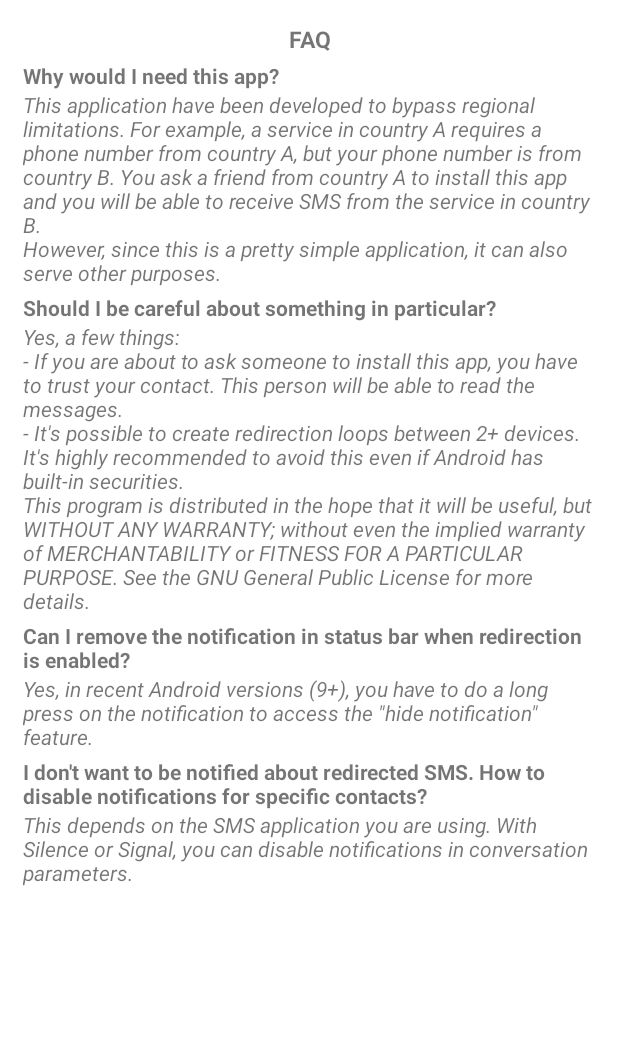
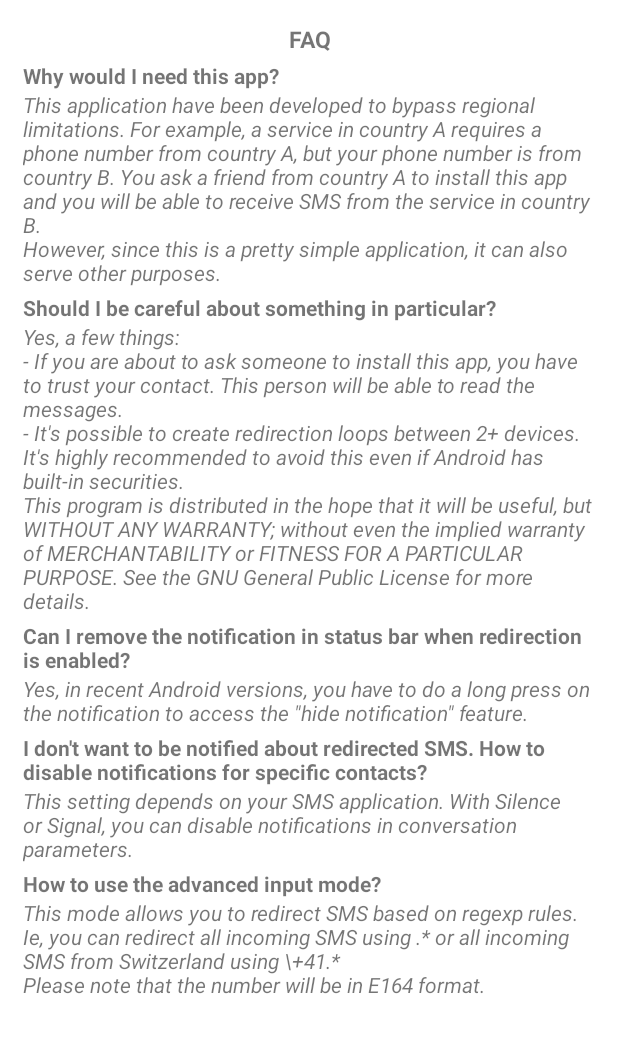
Before and after one commit to pierreduchemin/smsforward, an Android app: the AboutActivity screen opened directly, with no data from a screen before it, on a phone screen of 412 x 824 dp, the part 84-1137 px from its top. Run offline under Robolectric (Android 15) with nearby library versions, the phone set to English and light mode, and no system bars; libraries missing offline, so code that uses them is left out: mehdi.sakout.aboutpage; 5 statements that could not run were skipped.

Commit message:
feat: add help about regexp

```diff
--- a/app/src/main/res/layout/activity_about.xml
+++ b/app/src/main/res/layout/activity_about.xml
@@ -101,6 +101,19 @@
                         android:text="@string/about_answer4"
                         android:textStyle="italic" />
 
+                <TextView
+                        android:layout_marginTop="4dp"
+                        android:layout_width="match_parent"
+                        android:layout_height="wrap_content"
+                        android:text="@string/about_question5"
+                        android:textStyle="bold" />
+
+                <TextView
+                        android:layout_width="match_parent"
+                        android:layout_height="wrap_content"
+                        android:text="@string/about_answer5"
+                        android:textStyle="italic" />
+
             </LinearLayout>
         </LinearLayout>
     </ScrollView>
--- a/app/src/main/res/values/strings.xml
+++ b/app/src/main/res/values/strings.xml
@@ -36,9 +36,11 @@
     <string name="about_question2">Should I be careful about something in particular?</string>
     <string name="about_answer2">Yes, a few things:\n- If you are about to ask someone to install this app, you have to trust your contact. This person will be able to read the messages.\n- It\'s possible to create redirection loops between 2+ devices. It\'s highly recommended to avoid this even if Android has built-in securities.\nThis program is distributed in the hope that it will be useful, but WITHOUT ANY WARRANTY; without even the implied warranty of MERCHANTABILITY or FITNESS FOR A PARTICULAR PURPOSE. See the GNU General Public License for more details.</string>
     <string name="about_question3">Can I remove the notification in status bar when redirection is enabled?</string>
-    <string name="about_answer3">Yes, in recent Android versions (9+), you have to do a long press on the notification to access the \"hide notification\" feature.</string>
+    <string name="about_answer3">Yes, in recent Android versions, you have to do a long press on the notification to access the \"hide notification\" feature.</string>
     <string name="about_question4">I don\'t want to be notified about redirected SMS. How to disable notifications for specific contacts?</string>
-    <string name="about_answer4">This depends on the SMS application you are using. With Silence or Signal, you can disable notifications in conversation parameters.</string>
+    <string name="about_answer4">This setting depends on your SMS application. With Silence or Signal, you can disable notifications in conversation parameters.</string>
+    <string name="about_question5">How to use the advanced input mode?</string>
+    <string name="about_answer5">This mode allows you to redirect SMS based on regexp rules. Ie, you can redirect all incoming SMS using .* or all incoming SMS from Switzerland using \\+41.*\nPlease note that the number will be in E164 format.</string>
 
     <string name="description_empty_illustration">Empty list</string>
     <string name="description_right_arrow">Right arrow</string>
```
Also changed, not shown: 1 other file.
